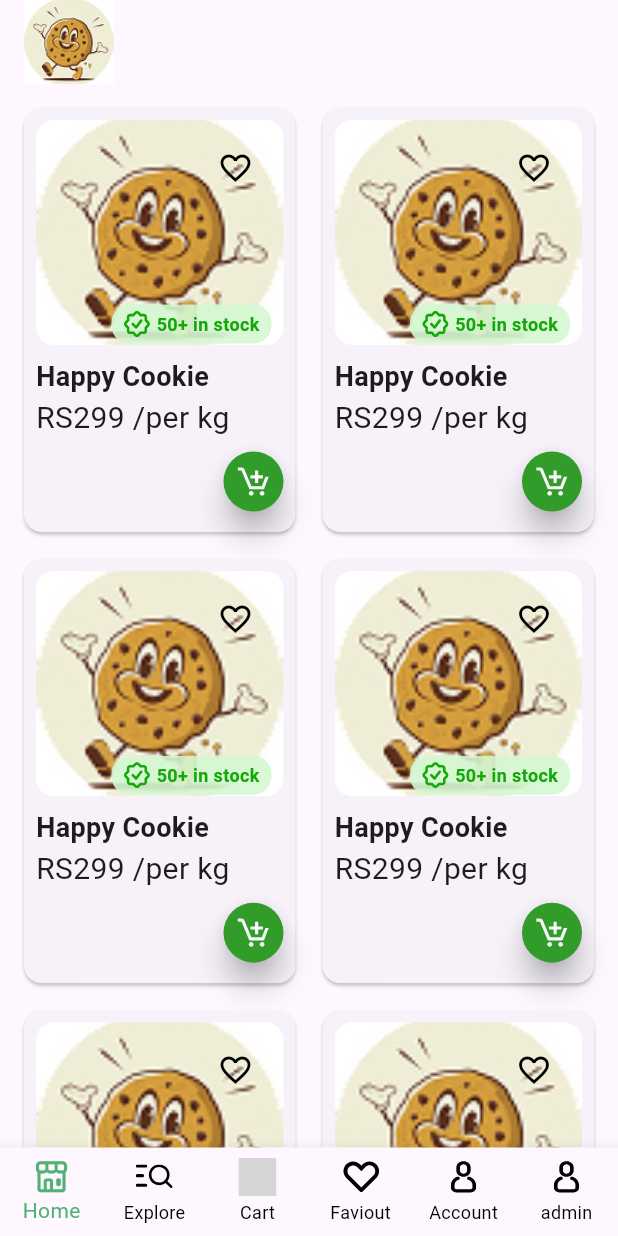
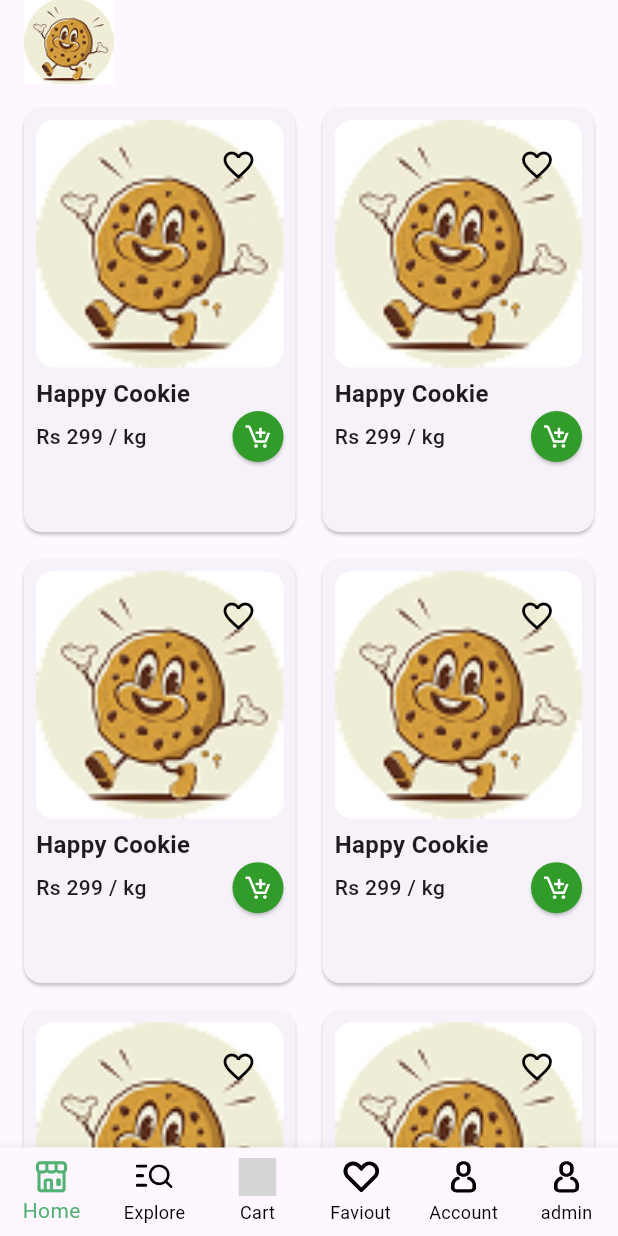
Before and after one commit to mirajgansi/Click_shop, a Flutter app: the DashboardScreen screen opened by its route, on a phone screen of 412 x 824 dp. Run offline on Flutter 3.47's test engine with Material 3 defaults, Android fonts, the phone set to English and light mode, and no system bars; our stand-ins replace flutter_svg, motion_toast; grey boxes are pictures that could not be loaded.

Commit message:
:tablet vieww

```diff
--- a/lib/screens/bottom_screen/home_screen.dart
+++ b/lib/screens/bottom_screen/home_screen.dart
@@ -12,19 +12,30 @@ class HomeScreen extends StatefulWidget {
 class _HomeScreenState extends State<HomeScreen> {
   @override
   Widget build(BuildContext context) {
+    return LayoutBuilder(
+      builder: (context, constraints) {
+        int crossAxisCount = 2;
+
+        if (constraints.maxWidth >= 900) {
+          crossAxisCount = 4;
+        } else if (constraints.maxWidth >= 600) {
+          crossAxisCount = 3;
+        }
+
         return GridView.builder(
-      padding: EdgeInsets.all(12),
+          padding: const EdgeInsets.all(12),
           gridDelegate: SliverGridDelegateWithFixedCrossAxisCount(
-        crossAxisCount: 2,
+            crossAxisCount: crossAxisCount,
             childAspectRatio: 0.65,
             crossAxisSpacing: 10,
             mainAxisSpacing: 10,
           ),
           itemCount: 10,
-
           itemBuilder: (context, index) {
             return CardWidget();
           },
         );
+      },
+    );
   }
 }
--- a/lib/widgets/my_card_widgets.dart
+++ b/lib/widgets/my_card_widgets.dart
@@ -6,101 +6,88 @@ import 'package:flutter/material.dart';
 import 'package:flutter_svg/flutter_svg.dart';
 
 class CardWidget extends StatelessWidget {
+  const CardWidget({super.key});
+
   @override
   Widget build(BuildContext context) {
-    return GestureDetector(
+    return LayoutBuilder(
+      builder: (context, constraints) {
+        final bool isTablet = constraints.maxWidth >= 250;
+
+        final double padding = isTablet ? 6 : 8;
+        final double iconSize = isTablet ? 20 : 25;
+        final double fontSizeTitle = isTablet ? 14 : 16;
+        final double fontSizePrice = isTablet ? 13 : 14;
+
+        return AspectRatio(
+          aspectRatio: 0.7, // width : height ratio for the card
+          child: GestureDetector(
             onTap: () {
               Navigator.push(
                 context,
-          MaterialPageRoute<void>(
+                MaterialPageRoute(
                   builder: (context) => const ProductDetailScreen(),
                 ),
               );
             },
-      child: SizedBox(
-        height: 220,
-        width: 200,
             child: Card(
               shape: RoundedRectangleBorder(
                 borderRadius: BorderRadius.circular(12),
               ),
               child: Padding(
-            padding: const EdgeInsets.all(8),
+                padding: EdgeInsets.all(padding),
                 child: Column(
                   crossAxisAlignment: CrossAxisAlignment.start,
                   children: [
-                Stack(
+                    // IMAGE
+                    AspectRatio(
+                      aspectRatio: 1, // keeps image square
+                      child: Stack(
                         children: [
                           Container(
-                      height: 150,
                             decoration: BoxDecoration(
                               borderRadius: BorderRadius.circular(12),
-                        image: DecorationImage(
+                              image: const DecorationImage(
                                 image: AssetImage("assets/images/Group.jpg"),
                                 fit: BoxFit.cover,
                               ),
                             ),
                           ),
-
-                    Positioned(
-                      right: 8,
-                      top: 8,
+                          const Positioned(
+                            top: 6,
+                            right: 6,
                             child: MyFavouriteButtonWidgets(),
-                    ),
-                    Positioned(
-                      right: 8,
-                      bottom: 1,
-                      child: Container(
-                        padding: EdgeInsets.symmetric(
-                          horizontal: 8,
-                          vertical: 4,
-                        ),
-                        decoration: BoxDecoration(
-                          color: Color(0xFFD4F7D2).withOpacity(0.9),
-                          borderRadius: BorderRadius.circular(12),
-                        ),
-                        child: Row(
-                          mainAxisSize: MainAxisSize.min,
-                          children: [
-                            SvgPicture.asset(
-                              'assets/icons/gravity-ui_seal-check.svg',
-                              width: 18,
-                              height: 18,
-                              color: Color(0xFF12A807),
-                            ),
-                            SizedBox(width: 4),
-                            Text(
-                              "50+ in stock",
-                              style: TextStyle(
-                                color: Color(0xff12A807),
-                                fontSize: 12,
-                                fontWeight: FontWeight.bold,
-                              ),
                           ),
                         ],
                       ),
                     ),
+
+                    const SizedBox(height: 6),
+
+                    // TITLE
+                    Text(
+                      "Happy Cookie",
+                      maxLines: 1,
+                      overflow: TextOverflow.ellipsis,
+                      style: TextStyle(
+                        fontWeight: FontWeight.bold,
+                        fontSize: fontSizeTitle,
                       ),
-                  ],
                     ),
 
-                SizedBox(height: 8),
-
+                    // PRICE + CART BUTTON
+                    Row(
+                      mainAxisAlignment: MainAxisAlignment.spaceBetween,
+                      children: [
                         Text(
-                  "Happy Cookie",
-                  style: TextStyle(fontWeight: FontWeight.bold, fontSize: 18),
+                          "Rs 299 / kg",
+                          style: TextStyle(
+                            fontWeight: FontWeight.w500,
+                            fontSize: fontSizePrice,
                           ),
-
-                Text(
-                  "\RS299 /per kg",
-                  style: TextStyle(fontWeight: FontWeight.w400, fontSize: 20),
                         ),
-
-                SizedBox(height: 8),
-
-                Align(
-                  alignment: Alignment.centerRight,
-                  child: MyCartButtonWidget(),
+                        MyCartButtonWidget(),
+                      ],
                     ),
                   ],
                 ),
@@ -108,5 +95,7 @@ class CardWidget extends StatelessWidget {
             ),
           ),
         );
+      },
+    );
   }
 }
--- a/lib/widgets/my_cart_button_widget.dart
+++ b/lib/widgets/my_cart_button_widget.dart
@@ -11,36 +11,46 @@ class MyCartButtonWidget extends StatefulWidget {
 
 class _MyCartButtonWidgetState extends State<MyCartButtonWidget> {
   bool isCartAdded = false;
+
   @override
   Widget build(BuildContext context) {
+    return LayoutBuilder(
+      builder: (context, constraints) {
+        final bool isTablet = constraints.maxWidth >= 250;
+
+        final double buttonSize = isTablet ? 34 : 40;
+        final double iconSize = isTablet ? 20 : 25;
+
         return SizedBox(
-      width: 40,
-      height: 40,
+          width: buttonSize,
+          height: buttonSize,
           child: ElevatedButton(
             onPressed: () {
               setState(() {
                 isCartAdded = !isCartAdded;
               });
+
               MotionToast.success(
-            description: Text("Item added to cart"),
-            toastDuration: Duration(seconds: 1),
+                description: const Text("Item added to cart"),
+                toastDuration: const Duration(seconds: 1),
               ).show(context);
             },
-
             style: ElevatedButton.styleFrom(
               shape: RoundedRectangleBorder(
                 borderRadius: BorderRadius.circular(50),
               ),
-          backgroundColor: Color(0xFF329C2A),
-          padding: EdgeInsets.all(5),
-          elevation: 8,
+              backgroundColor: const Color(0xFF329C2A),
+              padding: EdgeInsets.zero,
             ),
             child: SvgPicture.asset(
               'assets/icons/bx_cart-add.svg',
-          width: 25,
-          height: 25,
+              width: iconSize,
+              height: iconSize,
+              color: Colors.white,
             ),
           ),
         );
+      },
+    );
   }
 }
```
Also changed, not shown: lib/screens/bottom_screen/favourite_screen.dart (+14 -2 lines), lib/screens/bottom_screen/profile_screen.dart (+46 -17 lines). Lines whose indentation alone changed are shown as unchanged.
